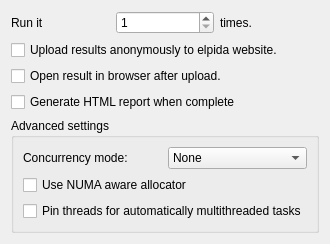
Old version of the form apps/Qt/Views/BenchmarkRunConfigurationView/BenchmarkRunConfigurationView.ui in the repository klapeto/elpida.
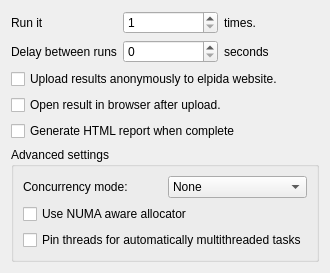
New version of the form.

Commit message: Added delay between runs

What changed in the file:
```diff
--- a/apps/Qt/Views/BenchmarkRunConfigurationView/BenchmarkRunConfigurationView.ui
+++ b/apps/Qt/Views/BenchmarkRunConfigurationView/BenchmarkRunConfigurationView.ui
@@ -7,27 +7,20 @@
     <x>0</x>
     <y>0</y>
     <width>305</width>
-    <height>191</height>
+    <height>219</height>
    </rect>
   </property>
   <property name="windowTitle">
    <string>Form</string>
   </property>
   <layout class="QGridLayout" name="gridLayout">
-   <item row="1" column="0" colspan="3">
+   <item row="2" column="0" colspan="3">
     <widget class="QCheckBox" name="chkUpload">
      <property name="text">
       <string>Upload results anonymously to elpida website.</string>
      </property>
     </widget>
    </item>
-   <item row="0" column="2">
-    <widget class="QLabel" name="lblTimes">
-     <property name="text">
-      <string>times.</string>
-     </property>
-    </widget>
-   </item>
    <item row="0" column="0">
     <widget class="QLabel" name="lblRun">
      <property name="text">
@@ -35,7 +28,38 @@
      </property>
     </widget>
    </item>
+   <item row="0" column="1">
+    <widget class="QSpinBox" name="spnTimes">
+     <property name="minimum">
+      <number>1</number>
+     </property>
+     <property name="maximum">
+      <number>999</number>
+     </property>
+    </widget>
+   </item>
    <item row="4" column="0" colspan="3">
+    <widget class="QCheckBox" name="chkGenerateReport">
+     <property name="text">
+      <string>Generate HTML report when complete</string>
+     </property>
+    </widget>
+   </item>
+   <item row="3" column="0" colspan="3">
+    <widget class="QCheckBox" name="chkOpenResult">
+     <property name="text">
+      <string>Open result in browser after upload.</string>
+     </property>
+    </widget>
+   </item>
+   <item row="0" column="2">
+    <widget class="QLabel" name="lblTimes">
+     <property name="text">
+      <string>times.</string>
+     </property>
+    </widget>
+   </item>
+   <item row="5" column="0" colspan="3">
     <widget class="QGroupBox" name="gbAdvanced">
      <property name="title">
       <string>Advanced settings</string>
@@ -95,27 +119,24 @@
      </layout>
     </widget>
    </item>
-   <item row="0" column="1">
-    <widget class="QSpinBox" name="spnTimes">
-     <property name="minimum">
-      <number>1</number>
+   <item row="1" column="0">
+    <widget class="QLabel" name="lblDelay">
+     <property name="text">
+      <string>Delay between runs</string>
      </property>
+    </widget>
+   </item>
+   <item row="1" column="1">
+    <widget class="QSpinBox" name="spnDelay">
      <property name="maximum">
-      <number>999</number>
+      <number>9999</number>
      </property>
     </widget>
    </item>
-   <item row="3" column="0" colspan="3">
-    <widget class="QCheckBox" name="chkGenerateReport">
+   <item row="1" column="2">
+    <widget class="QLabel" name="lblSeconds">
      <property name="text">
-      <string>Generate HTML report when complete</string>
-     </property>
-    </widget>
-   </item>
-   <item row="2" column="0" colspan="3">
-    <widget class="QCheckBox" name="chkOpenResult">
-     <property name="text">
-      <string>Open result in browser after upload.</string>
+      <string>seconds</string>
      </property>
     </widget>
    </item>
```
The commit also changes 10 other files.
